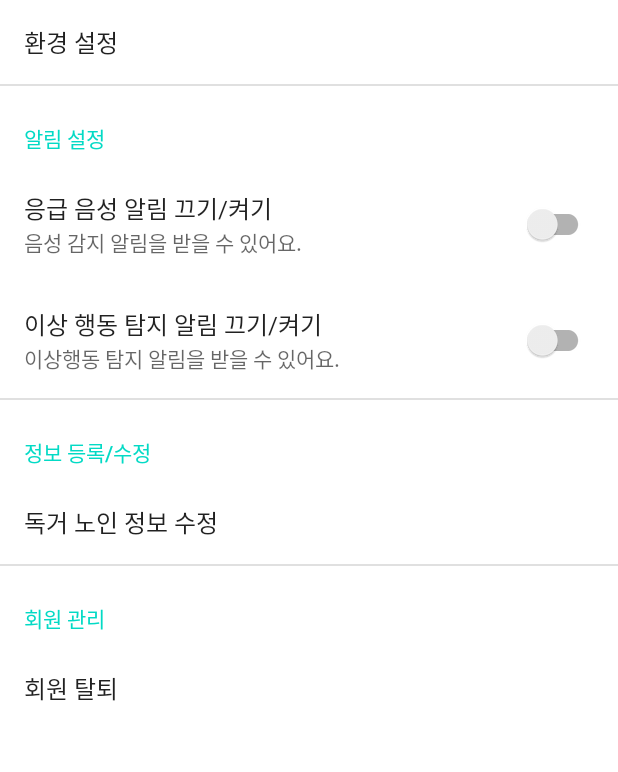
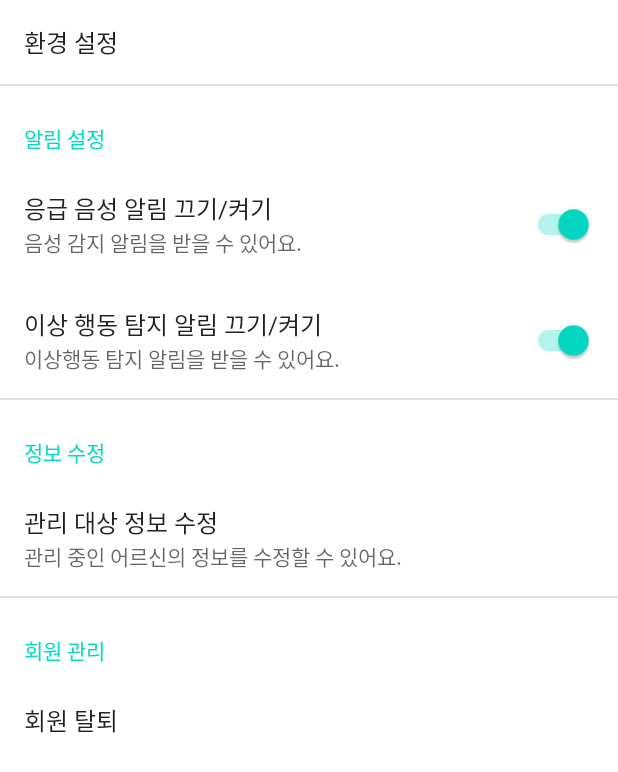
Before and after one commit to cmkxak/jbnu-capstone, an Android app: the MySettingFragment screen opened directly, with no data from a screen before it, on a phone screen of 412 x 824 dp. Shown: the top 772 px of the screen. Run offline under Robolectric (Android 15) with nearby library versions, the phone set to English and light mode, and no system bars; our stand-ins replace Volley, androidx.preference; network calls fail.

Commit message:
refactoring : change some values in xml parts

```diff
--- a/app/src/main/res/drawable/view_modify_fragment.xml
+++ b/app/src/main/res/drawable/view_modify_fragment.xml
@@ -1,6 +1,6 @@
 <?xml version="1.0" encoding="UTF-8"?>
 <shape xmlns:android="http://schemas.android.com/apk/res/android">
-    <stroke android:width="3dp" android:color="@color/black"/>
+    <stroke android:width="1dp" android:color="@color/black"/>
     <padding android:left="20dp"
         android:top="10dp"
         android:right="20dp"
--- a/app/src/main/res/layout/activity_emergency_live.xml
+++ b/app/src/main/res/layout/activity_emergency_live.xml
@@ -12,6 +12,7 @@
         android:layout_height="wrap_content"
         android:gravity="left"
         android:orientation="horizontal"
+        android:layout_marginTop="5dp"
         app:layout_constraintEnd_toEndOf="parent"
         app:layout_constraintStart_toStartOf="parent"
         app:layout_constraintTop_toTopOf="parent">
@@ -22,7 +23,6 @@
             android:layout_height="25dp"
             android:layout_marginStart="16dp"
             android:layout_marginTop="4dp"
-
             android:adjustViewBounds="true"
             android:src="@drawable/ic_menu_backbutton"
             app:layout_constraintStart_toStartOf="parent"
@@ -35,6 +35,7 @@
             android:textColor="@color/primary"
             android:textSize="23dp"
             android:textStyle="bold"
+            android:layout_marginLeft="3dp"
             app:layout_constraintBottom_toTopOf="@+id/liveStreaming"
             app:layout_constraintEnd_toEndOf="parent"
             app:layout_constraintHorizontal_bias="0.376"
--- a/app/src/main/res/layout/fragment_enter_age.xml
+++ b/app/src/main/res/layout/fragment_enter_age.xml
@@ -22,6 +22,7 @@
             android:textStyle="bold"
             android:textSize="20sp"
             android:layout_marginLeft="160dp"
+
             />
 
         <ImageView
@@ -40,6 +41,7 @@
         android:layout_height="wrap_content"
         android:hint="나이를 입력하세요."
         android:layout_gravity="center"
+        android:inputType="numberDecimal"
         >
 
         <requestFocus />
--- a/app/src/main/res/values/themes.xml
+++ b/app/src/main/res/values/themes.xml
@@ -27,6 +27,8 @@
     <style name="Theme.FirstTest.Preference">
         <item name= "android:textStyle">bold</item>
         <item name="windowNoTitle">true</item>
+        <item name="android:statusBarColor" tools:targetApi="l">@color/myStatusBarColor</item>
+        <item name="android:windowLightStatusBar" tools:targetApi="m">true</item>
         <item name="preferenceCategoryTitleTextColor">@color/primary</item>
     </style>
 
--- a/app/src/main/res/xml/user_preference.xml
+++ b/app/src/main/res/xml/user_preference.xml
@@ -15,26 +15,29 @@
             app:iconSpaceReserved="false"
             app:key="voiceNotifications"
             app:title="응급 음성 알림 끄기/켜기"
-            app:defaultValue="false"
+            android:defaultValue="true"
             android:summary="음성 감지 알림을 받을 수 있어요."/>
 
         <SwitchPreferenceCompat
             app:iconSpaceReserved="false"
             app:key="abnormalBehaviorDetection"
             app:title="이상 행동 탐지 알림 끄기/켜기"
-            app:defaultValue="false"
+            android:defaultValue="true"
             android:summary="이상행동 탐지 알림을 받을 수 있어요."/>
 
     </PreferenceCategory>
 
-    <PreferenceCategory android:title="정보 등록/수정"
+    <PreferenceCategory android:title="정보 수정"
         app:iconSpaceReserved="false">
 
         <Preference
             app:iconSpaceReserved="false"
             app:key="correctSeniorInfo"
-            app:title="독거 노인 정보 수정"
+            app:title="관리 대상 정보 수정"
+            android:summary="관리 중인 어르신의 정보를 수정할 수 있어요."
             />
+
+
     </PreferenceCategory>
 
     <PreferenceCategory android:title="회원 관리"
@@ -43,7 +46,7 @@
         <Preference
             app:iconSpaceReserved="false"
             app:title="회원 탈퇴"
-            android:key="resignUser"
+            android:key="deleteMember"
             />
         />
     </PreferenceCategory>
```
Also changed, not shown: app/src/main/res/layout/activity_user_list.xml (+9 -17 lines), app/src/main/res/layout/user.xml (+41 -12 lines), app/src/main/res/layout/user_list.xml (+21 -29 lines).
